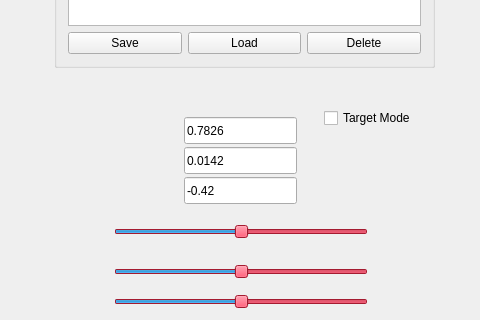
The window that gui/ArmGui/armcontrolgui.ui (lar-lab-unibo/lar_tools) describes before a commit, drawn with Qt 5; both pictures show x 476 to 956 and y 320 to 640 of the 1129 by 745 pixel window.
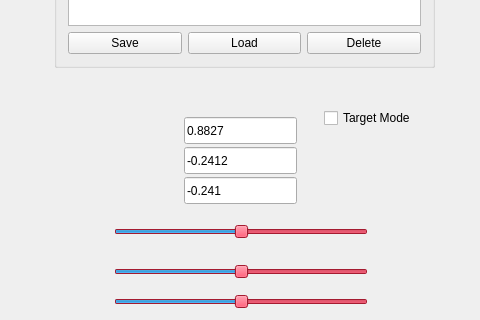
The same window after the commit.

Commit message: Table new target

What changed in the file:
```diff
--- a/gui/ArmGui/armcontrolgui.ui
+++ b/gui/ArmGui/armcontrolgui.ui
@@ -4228,7 +4228,7 @@
      </rect>
     </property>
     <property name="text">
-     <string>0.7826</string>
+     <string>0.8827</string>
     </property>
    </widget>
    <widget class="QLineEdit" name="test_target_y">
@@ -4241,7 +4241,7 @@
      </rect>
     </property>
     <property name="text">
-     <string>0.0142</string>
+     <string>-0.2412</string>
     </property>
    </widget>
    <widget class="QLineEdit" name="test_target_z">
@@ -4254,7 +4254,7 @@
      </rect>
     </property>
     <property name="text">
-     <string>-0.42</string>
+     <string>-0.241</string>
     </property>
    </widget>
    <widget class="QSlider" name="test_slider_target_azimuth">
```
The commit also changes 1 other file.
